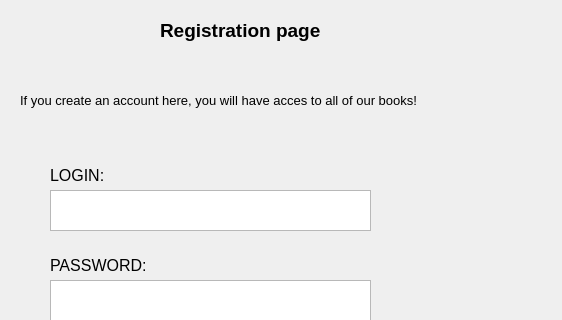
Before: the Qt Designer form projekt/src/registrationwindow.ui in hrutkowski/Internet_Library, drawn with Qt 5; both pictures show x 0 to 562 and y 0 to 320 of the 562 by 537 pixel window.
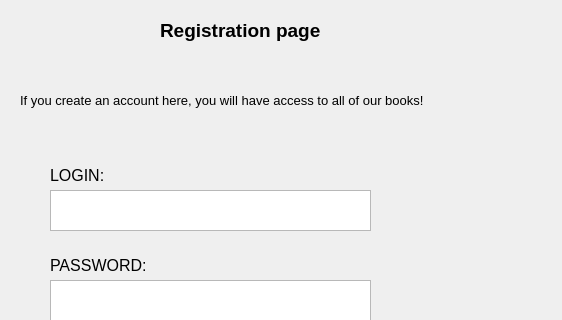
After: the same form once the commit is applied.

Commit message: Fixed not closing login window

The edit to the form file:
```diff
--- a/projekt/src/registrationwindow.ui
+++ b/projekt/src/registrationwindow.ui
@@ -157,7 +157,7 @@
     </font>
    </property>
    <property name="text">
-    <string>If you create an account here, you will have acces to all of our books!</string>
+    <string>If you create an account here, you will have access to all of our books!</string>
    </property>
   </widget>
  </widget>
```
The commit also changes 6 other files.
